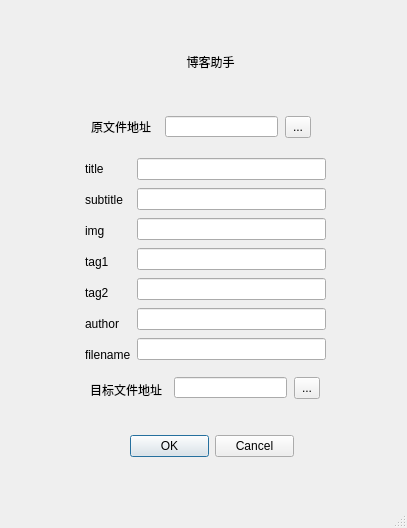
Qt form mainWindow.ui (yocson/WeBlog) before a commit.
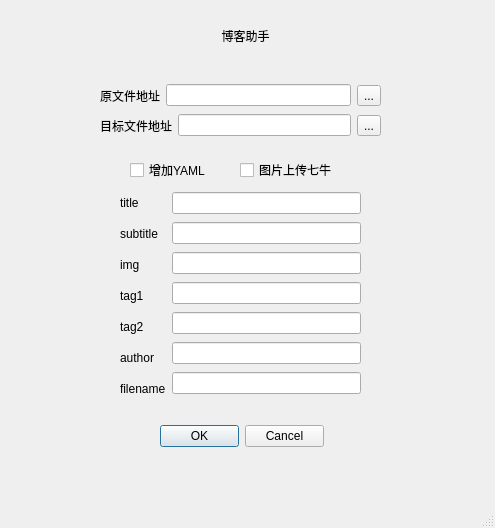
The same form after that commit.

Commit message: GUI增加上传图床选项

What changed in the file:
```diff
--- a/mainWindow.ui
+++ b/mainWindow.ui
@@ -6,7 +6,7 @@
    <rect>
     <x>0</x>
     <y>0</y>
-    <width>407</width>
+    <width>495</width>
     <height>528</height>
    </rect>
   </property>
@@ -14,50 +14,11 @@
    <string>MainWindow</string>
   </property>
   <widget class="QWidget" name="centralwidget">
-   <widget class="QLineEdit" name="lineEdit">
-    <property name="geometry">
-     <rect>
-      <x>165</x>
-      <y>116</y>
-      <width>113</width>
-      <height>21</height>
-     </rect>
-    </property>
-    <property name="text">
-     <string/>
-    </property>
-   </widget>
-   <widget class="QLabel" name="label">
-    <property name="geometry">
-     <rect>
-      <x>91</x>
-      <y>119</y>
-      <width>71</width>
-      <height>16</height>
-     </rect>
-    </property>
-    <property name="text">
-     <string>原文件地址</string>
-    </property>
-   </widget>
-   <widget class="QToolButton" name="toolButton">
-    <property name="geometry">
-     <rect>
-      <x>285</x>
-      <y>116</y>
-      <width>26</width>
-      <height>22</height>
-     </rect>
-    </property>
-    <property name="text">
-     <string>...</string>
-    </property>
-   </widget>
    <widget class="QDialogButtonBox" name="buttonBox">
     <property name="geometry">
      <rect>
-      <x>130</x>
-      <y>430</y>
+      <x>160</x>
+      <y>420</y>
       <width>164</width>
       <height>32</height>
      </rect>
@@ -69,8 +30,8 @@
    <widget class="QLabel" name="label_2">
     <property name="geometry">
      <rect>
-      <x>75</x>
-      <y>36</y>
+      <x>110</x>
+      <y>10</y>
       <width>271</width>
       <height>51</height>
      </rect>
@@ -94,8 +55,8 @@
    <widget class="QWidget" name="horizontalLayoutWidget">
     <property name="geometry">
      <rect>
-      <x>85</x>
-      <y>156</y>
+      <x>120</x>
+      <y>190</y>
       <width>241</width>
       <height>211</height>
      </rect>
@@ -181,44 +142,97 @@
      </item>
     </layout>
    </widget>
-   <widget class="QLineEdit" name="lineEdit_8">
+   <widget class="QCheckBox" name="checkBox">
     <property name="geometry">
      <rect>
-      <x>174</x>
-      <y>377</y>
-      <width>113</width>
-      <height>21</height>
+      <x>240</x>
+      <y>160</y>
+      <width>101</width>
+      <height>20</height>
      </rect>
     </property>
     <property name="text">
-     <string/>
+     <string>图片上传七牛</string>
     </property>
    </widget>
-   <widget class="QToolButton" name="toolButton_2">
+   <widget class="QCheckBox" name="checkBox_2">
     <property name="geometry">
      <rect>
-      <x>294</x>
-      <y>377</y>
-      <width>26</width>
-      <height>22</height>
+      <x>130</x>
+      <y>160</y>
+      <width>87</width>
+      <height>20</height>
      </rect>
     </property>
     <property name="text">
-     <string>...</string>
+     <string>增加YAML</string>
     </property>
    </widget>
-   <widget class="QLabel" name="label_9">
+   <widget class="QWidget" name="horizontalLayoutWidget_2">
     <property name="geometry">
      <rect>
-      <x>90</x>
-      <y>380</y>
-      <width>81</width>
-      <height>20</height>
+      <x>100</x>
+      <y>80</y>
+      <width>281</width>
+      <height>31</height>
      </rect>
     </property>
-    <property name="text">
-     <string>目标文件地址</string>
+    <layout class="QHBoxLayout" name="horizontalLayout_2">
+     <item>
+      <widget class="QLabel" name="label">
+       <property name="text">
+        <string>原文件地址</string>
+       </property>
+      </widget>
+     </item>
+     <item>
+      <widget class="QLineEdit" name="lineEdit">
+       <property name="text">
+        <string/>
+       </property>
+      </widget>
+     </item>
+     <item>
+      <widget class="QToolButton" name="toolButton">
+       <property name="text">
+        <string>...</string>
+       </property>
+      </widget>
+     </item>
+    </layout>
+   </widget>
+   <widget class="QWidget" name="horizontalLayoutWidget_3">
+    <property name="geometry">
+     <rect>
+      <x>100</x>
+      <y>110</y>
+      <width>281</width>
+      <height>31</height>
+     </rect>
     </property>
+    <layout class="QHBoxLayout" name="horizontalLayout_3">
+     <item>
+      <widget class="QLabel" name="label_9">
+       <property name="text">
+        <string>目标文件地址</string>
+       </property>
+      </widget>
+     </item>
+     <item>
+      <widget class="QLineEdit" name="lineEdit_8">
+       <property name="text">
+        <string/>
+       </property>
+      </widget>
+     </item>
+     <item>
+      <widget class="QToolButton" name="toolButton_2">
+       <property name="text">
+        <string>...</string>
+       </property>
+      </widget>
+     </item>
+    </layout>
    </widget>
   </widget>
   <widget class="QMenuBar" name="menubar">
```
Left out of the diff: 2 changed lines with no effect on the pictures. The commit also changes 5 other files.
